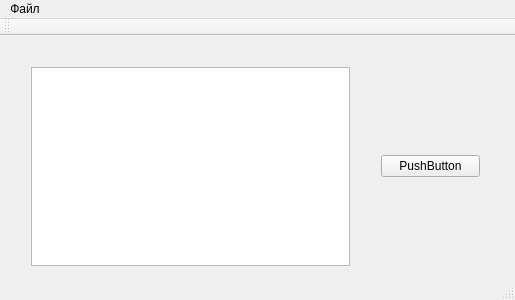
Above: terminal/src/mainwindow.ui from Automiq/alpha.protort before the change. Below: the same form after it.
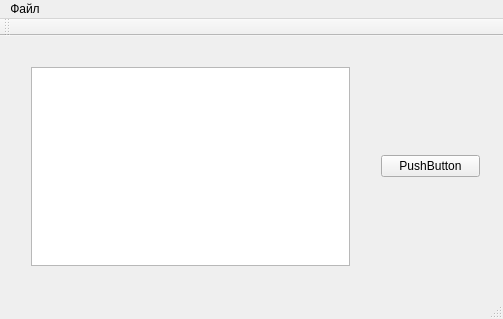
That is the form after the change.

Commit message: добавлена библиотека для подсветки синтаксиса

```diff
--- a/terminal/src/mainwindow.ui
+++ b/terminal/src/mainwindow.ui
@@ -6,8 +6,8 @@
    <rect>
     <x>0</x>
     <y>0</y>
-    <width>515</width>
-    <height>300</height>
+    <width>503</width>
+    <height>319</height>
    </rect>
   </property>
   <property name="windowTitle">
@@ -54,8 +54,8 @@
     <rect>
      <x>0</x>
      <y>0</y>
-     <width>515</width>
-     <height>18</height>
+     <width>503</width>
+     <height>28</height>
     </rect>
    </property>
    <widget class="QMenu" name="menu">
```
Left out of the diff: 11 changed lines with no effect on the pictures. The commit also changes 2 other files.
